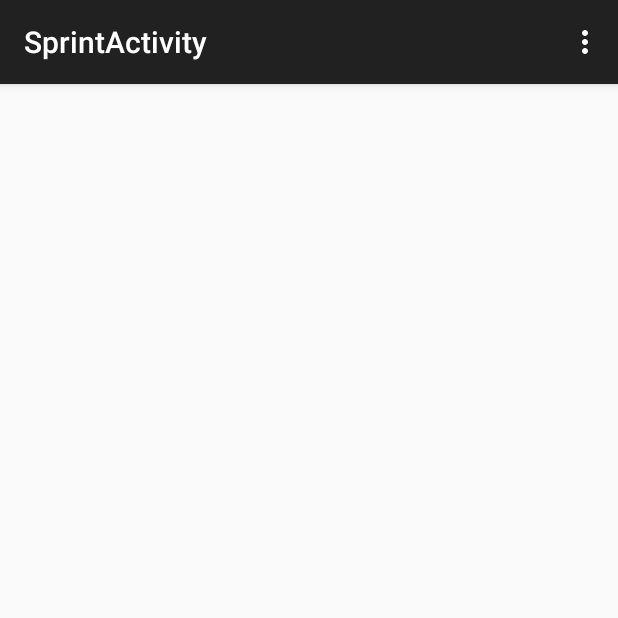
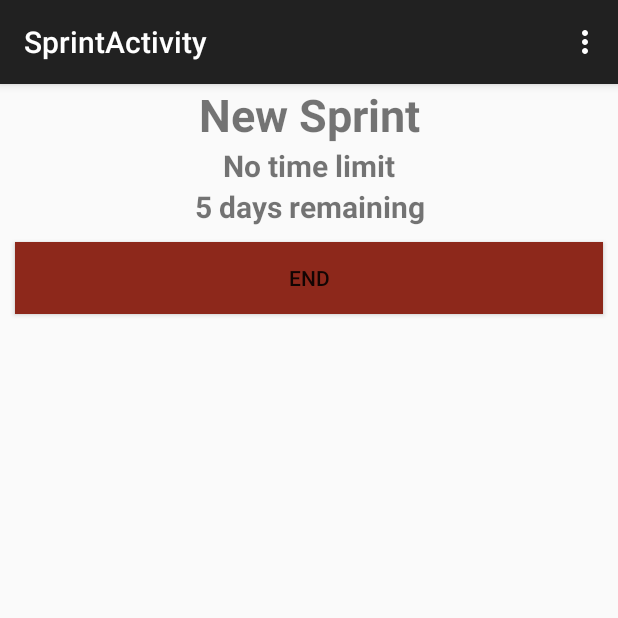
Before and after one commit to ptemplin/scrummaster, an Android app: the SprintActivity screen opened directly, with no data from a screen before it, on a phone screen of 412 x 824 dp, the top half of it. Run offline under Robolectric (Android 15) with nearby library versions, the phone set to English and light mode, and no system bars.

Commit message:
Additional sprint functions added

```diff
--- a/app/src/main/java/com/petertemplin/scrummaster/activity/SprintActivity.java
+++ b/app/src/main/java/com/petertemplin/scrummaster/activity/SprintActivity.java
@@ -8,6 +8,7 @@ import android.view.MenuItem;
 import android.view.View;
 import android.widget.AdapterView;
 import android.widget.ArrayAdapter;
+import android.widget.Button;
 import android.widget.ListView;
 import android.widget.TextView;
 
@@ -15,9 +16,13 @@ import com.petertemplin.scrummaster.R;
 import com.petertemplin.scrummaster.data.DataUtils;
 import com.petertemplin.scrummaster.models.Sprint;
 import com.petertemplin.scrummaster.models.Task;
+import com.petertemplin.scrummaster.util.DateUtils;
 
 
 public class SprintActivity extends ActionBarActivity {
+
+    Button startButton;
+    Button endButton;
 
     Sprint currentSprint;
     ListView sprintTaskList;
@@ -29,6 +34,11 @@ public class SprintActivity extends ActionBarActivity {
 
         sprintTaskList = (ListView) findViewById(R.id.sprintTaskList);
         currentSprint = DataUtils.getInstance(this).getLatestSprint();
+
+        // set the buttons
+        updateButtons();
+        // set the details
+        setSprintDetails();
 
         // for testing, use all backlog tasks
         ArrayAdapter<Task> adapter = new ArrayAdapter<>(this, R.layout.sprint_task_list_item, currentSprint.toArray());
@@ -69,4 +79,71 @@ public class SprintActivity extends ActionBarActivity {
         intent.putExtra(ViewTaskActivity.VIEWING_TASK_TITLE, ((TextView)view).getText().toString());
         startActivity(intent);
     }
+
+    public void updateButtons() {
+        if (startButton == null) {
+            startButton = (Button) findViewById(R.id.sprintStartButton);
+            startButton.setOnClickListener(new View.OnClickListener() {
+                @Override
+                public void onClick(View v) {
+                    startSprint();
+                }
+            });
+        }
+        if (endButton == null) {
+            endButton = (Button) findViewById(R.id.sprintButtonEnd);
+            endButton.setOnClickListener(new View.OnClickListener() {
+                @Override
+                public void onClick(View v) {
+                    endSprint();
+                }
+            });
+        }
+        if (currentSprint.isStarted() == null || !currentSprint.isStarted()) {
+            startButton.setVisibility(View.GONE);
+            endButton.setVisibility(View.VISIBLE);
+        } else {
+            startButton.setVisibility(View.VISIBLE);
+            endButton.setVisibility(View.GONE);
+        }
+    }
+
+    public void startSprint() {
+        currentSprint.setStarted(true);
+        currentSprint.setStartDate(DateUtils.currentDateToString());
+        currentSprint.save(this);
+    }
+
+    public void endSprint() {
+        currentSprint.setEndDate(DateUtils.currentDateToString());
+        currentSprint.save(this);
+    }
+
+    public void setSprintDetails() {
+        TextView titleView = (TextView) findViewById(R.id.sprint_title);
+        String title = currentSprint.getName();
+        if (title == null) {
+            title = "New Sprint";
+        }
+        titleView.setText(title);
+
+        TextView descView = (TextView) findViewById(R.id.sprint_description);
+        String description = currentSprint.getDescription();
+        if (description == null) {
+            descView.setVisibility(View.GONE);
+        } else {
+            descView.setText(description);
+        }
+
+        TextView durationView = (TextView) findViewById(R.id.sprint_duration);
+        String duration = currentSprint.getDuration();
+        if (duration == null) {
+            duration = "No time limit";
+        }
+        durationView.setText(duration);
+
+        TextView remainingView = (TextView) findViewById(R.id.sprint_time_remaining);
+        String remaining = currentSprint.getTimeRemaining();
+        remainingView.setText(remaining);
+    }
 }
--- a/app/src/main/java/com/petertemplin/scrummaster/activity/ViewTaskActivity.java
+++ b/app/src/main/java/com/petertemplin/scrummaster/activity/ViewTaskActivity.java
@@ -9,6 +9,7 @@ import android.widget.TextView;
 import com.petertemplin.scrummaster.R;
 import com.petertemplin.scrummaster.data.DataUtils;
 import com.petertemplin.scrummaster.models.Task;
+import com.petertemplin.scrummaster.util.DateUtils;
 
 
 public class ViewTaskActivity extends ActionBarActivity {
@@ -66,14 +67,14 @@ public class ViewTaskActivity extends ActionBarActivity {
         }
 
         TextView startedText = (TextView) findViewById(R.id.viewTaskStartDate);
-        if (task.getStartedDate() == 0) {
+        if (task.getStartedDate() == null || task.getStartedDate() == DateUtils.EMPTY_DATE) {
             startedText.setText("");
         } else {
             startedText.setText(task.getStartedDate());
         }
 
         TextView completedText = (TextView) findViewById(R.id.viewTaskCompletedDate);
-        if (task.getCompletedDate() == 0) {
+        if (task.getCompletedDate() == null || task.getStartedDate() == DateUtils.EMPTY_DATE) {
             completedText.setText("");
         } else {
             completedText.setText(task.getCompletedDate());
--- a/app/src/main/java/com/petertemplin/scrummaster/models/Sprint.java
+++ b/app/src/main/java/com/petertemplin/scrummaster/models/Sprint.java
@@ -1,4 +1,8 @@
 package com.petertemplin.scrummaster.models;
+
+import android.content.Context;
+
+import com.petertemplin.scrummaster.data.DataUtils;
 
 import java.util.ArrayList;
 import java.util.List;
@@ -14,13 +18,13 @@ public class Sprint extends AbstractTaskList{
 
     private String description;
 
-    private int startDate;
+    private String startDate;
 
-    private int endDate;
+    private String endDate;
 
     private String duration;
 
-    private boolean started;
+    private Boolean started;
 
     private int projectId;
 
@@ -44,19 +48,19 @@ public class Sprint extends AbstractTaskList{
         this.description = description;
     }
 
-    public int getStartDate() {
+    public String getStartDate() {
         return startDate;
     }
 
-    public void setStartDate(int startDate) {
+    public void setStartDate(String startDate) {
         this.startDate = startDate;
     }
 
-    public int getEndDate() {
+    public String getEndDate() {
         return endDate;
     }
 
-    public void setEndDate(int endDate) {
+    public void setEndDate(String endDate) {
         this.endDate = endDate;
     }
 
@@ -68,7 +72,7 @@ public class Sprint extends AbstractTaskList{
         this.duration = duration;
     }
 
-    public boolean isStarted() {
+    public Boolean isStarted() {
         return started;
     }
 
@@ -83,4 +87,12 @@ public class Sprint extends AbstractTaskList{
     public void setProject(int project) {
         this.projectId = project;
     }
+
+    public void save(Context parent) {
+        DataUtils.getInstance(parent).saveSprint(this);
+    }
+
+    public String getTimeRemaining() {
+        return "5 days remaining";
+    }
 }
--- a/app/src/main/res/layout/activity_sprint.xml
+++ b/app/src/main/res/layout/activity_sprint.xml
@@ -3,6 +3,64 @@
     android:layout_height="match_parent"
     android:orientation="vertical"
     tools:context="com.petertemplin.scrummaster.activity.SprintActivity">
+
+    <TextView android:id="@+id/sprint_title"
+        android:layout_height="wrap_content"
+        android:layout_width="match_parent"
+        android:textSize="30sp"
+        android:textStyle="bold"
+        android:gravity="center_horizontal">
+
+    </TextView>
+    <TextView android:id="@+id/sprint_description"
+        android:layout_height="wrap_content"
+        android:layout_width="match_parent"
+        android:textSize="15sp"
+        android:gravity="center_horizontal">
+
+    </TextView>
+    <TextView android:id="@+id/sprint_duration"
+        android:layout_height="wrap_content"
+        android:layout_width="match_parent"
+        android:textSize="20sp"
+        android:textStyle="bold"
+        android:gravity="center_horizontal">
+
+    </TextView>
+    <TextView android:id="@+id/sprint_time_remaining"
+        android:layout_height="wrap_content"
+        android:layout_width="match_parent"
+        android:textSize="20sp"
+        android:textStyle="bold"
+        android:gravity="center_horizontal">
+
+    </TextView>
+
+    <LinearLayout
+        android:layout_width="match_parent"
+        android:layout_height="wrap_content"
+        android:orientation="horizontal">
+        <Button android:id="@+id/sprintStartButton"
+            android:layout_height="wrap_content"
+            android:layout_width="0dp"
+            android:layout_weight="1"
+            android:padding="10dp"
+            android:layout_margin="10dp"
+            android:text="Start"
+            android:background="#ff1e8d20">
+
+            </Button>
+        <Button android:id="@+id/sprintButtonEnd"
+            android:layout_height="wrap_content"
+            android:layout_width="0dp"
+            android:layout_weight="1"
+            android:padding="10dp"
+            android:layout_margin="10dp"
+            android:text="End"
+            android:background="#ff8d281b">
+
+            </Button>
+    </LinearLayout>
 
     <ListView android:id="@+id/sprintTaskList"
         android:layout_width="match_parent"
--- a/app/src/main/res/menu/menu_view_backlog.xml
+++ b/app/src/main/res/menu/menu_view_backlog.xml
@@ -3,7 +3,7 @@
     xmlns:tools="http://schemas.android.com/tools"
     tools:context="com.petertemplin.scrummaster.activity.ViewBacklogActivity">
     <item android:id="@+id/createNewSprintAction"
-        android:title="New Sprint" app:showAsAction="never"/>
+        android:title="New Sprint" app:showAsAction="always"/>
     <item android:id="@+id/action_settings" android:title="@string/action_settings"
         android:orderInCategory="100" app:showAsAction="never" />
 </menu>
```
Also changed, not shown: app/src/main/java/com/petertemplin/scrummaster/data/DataOpenHelper.java (+5 -5 lines), app/src/main/java/com/petertemplin/scrummaster/data/DataUtils.java (+44 -4 lines), app/src/main/java/com/petertemplin/scrummaster/models/Task.java (+6 -6 lines), app/src/main/java/com/petertemplin/scrummaster/util/DateUtils.java (added, +18 -0 lines), app/src/main/res/layout/activity_home.xml (+19 -10 lines), app/src/main/res/layout/activity_view_task.xml (+20 -12 lines).
